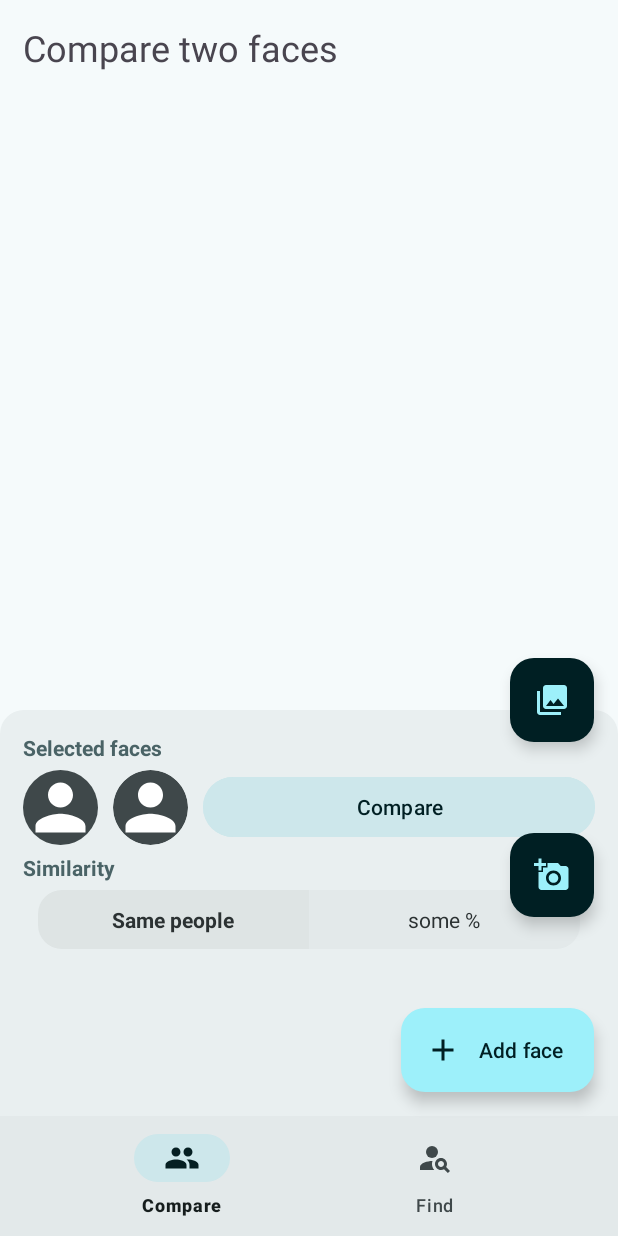
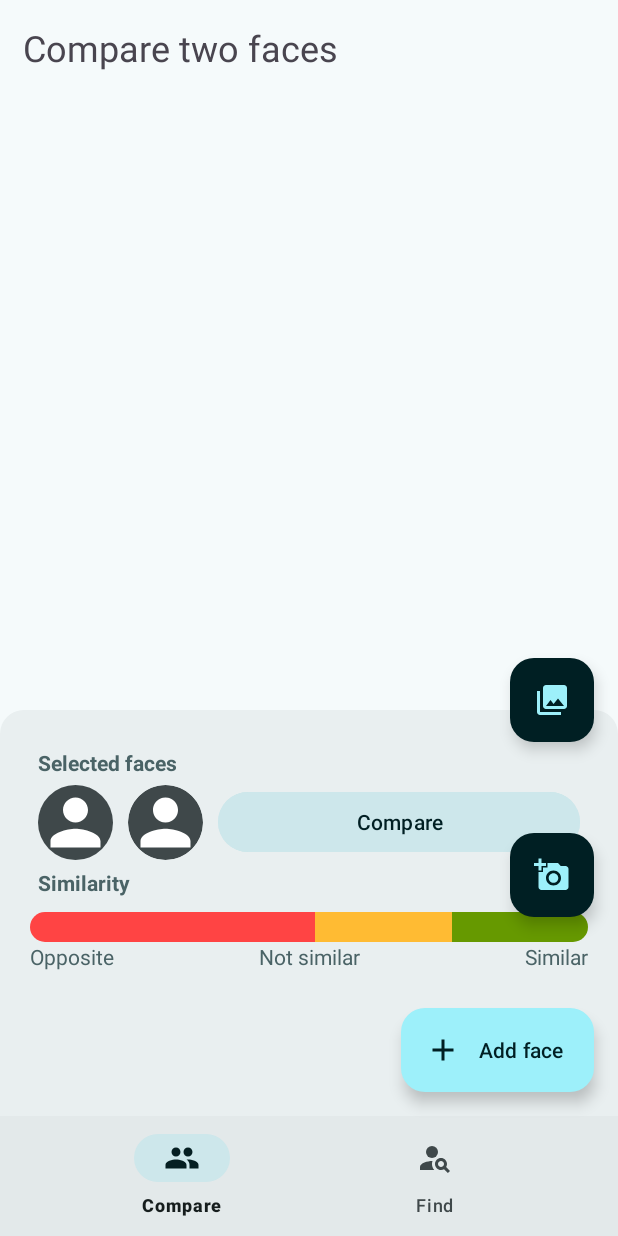
Before and after one commit to bgiraudr/FaceRec, an Android app: the screen it shows after launch (MainActivity), after a tap on "Add face", on a phone screen of 412 x 824 dp. Run offline under Robolectric (Android 15) with nearby library versions, the phone set to English and light mode, and no system bars; Roboto replaces fonts that are not available here; 1 other tap on this screen came first.

Commit message:
Use 0.52 threshold + similarity bar

```diff
--- a/app/src/main/java/com/tituya/facerec/FindResultsActivity.kt
+++ b/app/src/main/java/com/tituya/facerec/FindResultsActivity.kt
@@ -9,7 +9,6 @@ import androidx.appcompat.app.AppCompatActivity
 import androidx.recyclerview.widget.LinearLayoutManager
 import com.bumptech.glide.Glide
 import com.tituya.facerec.adapter.MatchingResultAdapter
-import com.tituya.facerec.data.model.Face
 import com.tituya.facerec.data.model.PairResults
 import com.tituya.facerec.databinding.ActivityFindResultsBinding
 
@@ -31,7 +30,7 @@ class FindResultsActivity : AppCompatActivity() {
         recyclerView.layoutManager = LinearLayoutManager(this)
         recyclerView.adapter = MatchingResultAdapter(matches.sortedBy { it.score }.reversed())
 
-        val count = matches.count { it.score > 0.5 }
+        val count = matches.count { it.score > 0.52 }
         Glide.with(this).load(bmp).into(binding.faceToFind)
         binding.faceToFindText.text = "Found $count similar out of ${matches.size} faces"
     }
--- a/app/src/main/java/com/tituya/facerec/MainActivity.kt
+++ b/app/src/main/java/com/tituya/facerec/MainActivity.kt
@@ -30,6 +30,7 @@ class MainActivity : AppCompatActivity() {
     private val sharedViewModel: SharedViewModel by viewModels()
     private lateinit var takePictureLauncher: ActivityResultLauncher<Uri>
     private var imageUri: Uri? = null
+    private var isMenuOpen = false
 
     override fun onCreate(savedInstanceState: Bundle?) {
         super.onCreate(savedInstanceState)
@@ -64,6 +65,7 @@ class MainActivity : AppCompatActivity() {
                         supportFragmentManager.beginTransaction()
                             .replace(R.id.navigationHost, MainFragment()).commit()
                         findViewById<TextView>(R.id.page_title).text = "Compare two faces"
+                        if(isMenuOpen) toggleMenu()
                     }
                     true
                 }
@@ -72,6 +74,7 @@ class MainActivity : AppCompatActivity() {
                         supportFragmentManager.beginTransaction()
                             .replace(R.id.navigationHost, FindFragment()).commit()
                         findViewById<TextView>(R.id.page_title).text = "Find the person"
+                        if(isMenuOpen) toggleMenu()
                     }
                     true
                 }
@@ -87,9 +90,10 @@ class MainActivity : AppCompatActivity() {
             }
         }
 
-        findViewById<ExtendedFloatingActionButton>(R.id.add_face_fab).setOnClickListener { showMenu() }
+        findViewById<ExtendedFloatingActionButton>(R.id.add_face_fab).setOnClickListener { toggleMenu() }
         findViewById<FloatingActionButton>(R.id.fab_import).setOnClickListener {
             pickMultipleMedia.launch(PickVisualMediaRequest(ActivityResultContracts.PickVisualMedia.ImageOnly))
+//                startActivity(Intent(this, TestActivity::class.java))
         }
         findViewById<FloatingActionButton>(R.id.fab_camera).setOnClickListener {
             if (checkSelfPermission(android.Manifest.permission.CAMERA) != android.content.pm.PackageManager.PERMISSION_GRANTED) {
@@ -105,7 +109,7 @@ class MainActivity : AppCompatActivity() {
         }
     }
 
-    private fun showMenu() {
+    private fun toggleMenu() {
         val fabCamera = findViewById<FloatingActionButton>(R.id.fab_camera)
         val fabImport = findViewById<FloatingActionButton>(R.id.fab_import)
         animateFab(fabCamera, -175f, 0f, 200)
@@ -113,13 +117,13 @@ class MainActivity : AppCompatActivity() {
     }
 
     private fun animateFab(fab: FloatingActionButton, translationY: Float, translationX: Float, duration: Long) {
-        val state = fab.visibility == View.GONE
-        fab.animate().translationY(if(state) translationY else 0f).translationX(if(state) translationX else 0f).alpha(if(state) 1f else 0f).setDuration(duration).setListener(object : Animator.AnimatorListener {
+        isMenuOpen = fab.visibility == View.GONE
+        fab.animate().translationY(if(isMenuOpen) translationY else 0f).translationX(if(isMenuOpen) translationX else 0f).alpha(if(isMenuOpen) 1f else 0f).setDuration(duration).setListener(object : Animator.AnimatorListener {
             override fun onAnimationStart(animation: Animator) {
-                if(state) fab.visibility = View.VISIBLE
+                if(isMenuOpen) fab.visibility = View.VISIBLE
             }
             override fun onAnimationEnd(animation: Animator) {
-                if(!state) fab.visibility = View.GONE
+                if(!isMenuOpen) fab.visibility = View.GONE
             }
             override fun onAnimationCancel(animation: Animator) {}
             override fun onAnimationRepeat(animation: Animator) {}
--- a/app/src/main/java/com/tituya/facerec/ui/intent/FindFragment.kt
+++ b/app/src/main/java/com/tituya/facerec/ui/intent/FindFragment.kt
@@ -8,6 +8,7 @@ import android.view.View
 import android.view.ViewGroup
 import android.widget.ImageView
 import android.widget.Toast
+import androidx.core.content.ContextCompat
 import androidx.fragment.app.Fragment
 import androidx.fragment.app.activityViewModels
 import com.bumptech.glide.Glide
@@ -15,7 +16,6 @@ import com.tituya.facerec.FindResultsActivity
 import com.tituya.facerec.ManageFacesActivity
 import com.tituya.facerec.R
 import com.tituya.facerec.adapter.SharedViewModel
-import com.tituya.facerec.data.model.Face
 import com.tituya.facerec.data.model.PairResults
 import com.tituya.facerec.data.model.Person
 import com.tituya.facerec.data.room.FaceDAO
@@ -91,18 +91,23 @@ class FindFragment : Fragment() {
                         // Calcul de la distance pour chaque visage
                         val sortedMatches = arrayListOf<PairResults>()
                         for (person in persons) {
-//                            val avgEmbd = FaceUtils.calculateAverageEmbedding(person.toModel().faces.map { it.embeddings })
+                            val avgEmbd = FaceUtils.calculateAverageEmbedding(person.toModel().faces.map { it.embeddings })
                             for (face in person.faces) {
                                 val distance = FaceUtils.cosineDistance(firstEmbedding, face.toModel().embeddings)
                                 sortedMatches.add(PairResults(face.picturePath, distance))
-                                if (distance > bestDistance) {
-                                    bestDistance = distance
-                                    bestPerson = person.toModel()
-                                }
+//                                if (distance > bestDistance) {
+//                                    bestDistance = distance
+//                                    bestPerson = person.toModel()
+//                                }
+                            }
+                            val meanDistance = FaceUtils.cosineDistance(firstEmbedding, avgEmbd)
+                            if (meanDistance > bestDistance) {
+                                bestDistance = meanDistance
+                                bestPerson = person.toModel()
                             }
                         }
 
-                        val stream: ByteArrayOutputStream = ByteArrayOutputStream()
+                        val stream = ByteArrayOutputStream()
                         first.compress(Bitmap.CompressFormat.PNG, 100, stream)
                         intentMatch = Intent(context, FindResultsActivity::class.java).apply {
                             putParcelableArrayListExtra("matches", sortedMatches)
@@ -111,13 +116,16 @@ class FindFragment : Fragment() {
 
                         // Mise à jour de l'interface utilisateur
                         withContext(Dispatchers.Main) {
-                            if (bestPerson != null && bestDistance > 0.5) {
-                                // Afficher la personne la plus proche (par exemple dans un TextView)
+                            if(bestPerson != null) {
                                 binding.personNameValue.text = String.format("%.2f%%", bestDistance * 100.0f)
                                 binding.personName.text = bestPerson.name
+                            }
+                            if (bestDistance > 0.52) {
+                                binding.personNameValue.backgroundTintList = ContextCompat.getColorStateList(requireContext(), R.color.green)
+                            } else if(bestDistance > 0){
+                                binding.personNameValue.backgroundTintList = ContextCompat.getColorStateList(requireContext(), R.color.yellow)
                             } else {
-                                binding.personNameValue.text = "No match found"
-                                binding.personName.text = ""
+                                binding.personNameValue.backgroundTintList = ContextCompat.getColorStateList(requireContext(), R.color.red)
                             }
                         }
                     }
--- a/app/src/main/java/com/tituya/facerec/ui/intent/MainFragment.kt
+++ b/app/src/main/java/com/tituya/facerec/ui/intent/MainFragment.kt
@@ -7,6 +7,7 @@ import android.view.View
 import android.view.ViewGroup
 import android.widget.ImageView
 import android.widget.Toast
+import androidx.constraintlayout.widget.ConstraintLayout
 import androidx.fragment.app.Fragment
 import androidx.fragment.app.activityViewModels
 import androidx.lifecycle.LiveData
@@ -71,8 +72,12 @@ class MainFragment : Fragment() {
                 val secondEmbedding = FaceUtils.computeEmbedding(context, snd)
                 if(firstEmbedding != null && secondEmbedding != null) {
                     val distance = FaceUtils.cosineDistance(firstEmbedding, secondEmbedding)
-                    binding.similarityValue.text = "${"%.2f".format(distance)}"
-                    binding.similarityText.text = if(distance > 0.6) "Similar" else "Not similar"
+                    binding.similarity.text = "Similarity: ${"%.2f".format(distance)}"
+                    val layoutParam = binding.similarityIndicator.layoutParams as ConstraintLayout.LayoutParams
+                    val screenWidth = resources.displayMetrics.widthPixels // Largeur de l'écran
+                    layoutParam.setMargins((((screenWidth-90)/2)+((screenWidth-90)/2)*distance).toInt(), 0, 0, 0)
+                    binding.similarityIndicator.layoutParams = layoutParam
+                    binding.similarityIndicatorImage.visibility = View.VISIBLE
                 }
             }
         }
--- a/app/src/main/java/com/tituya/facerec/utils/FaceUtils.kt
+++ b/app/src/main/java/com/tituya/facerec/utils/FaceUtils.kt
@@ -28,8 +28,8 @@ class FaceUtils {
 
             val highAccuracy = FaceDetectorOptions.Builder()
                 .setPerformanceMode(FaceDetectorOptions.PERFORMANCE_MODE_ACCURATE)
-                .setLandmarkMode(FaceDetectorOptions.LANDMARK_MODE_ALL)
-                .setClassificationMode(FaceDetectorOptions.CLASSIFICATION_MODE_ALL)
+                .setLandmarkMode(FaceDetectorOptions.LANDMARK_MODE_NONE)
+                .setClassificationMode(FaceDetectorOptions.CLASSIFICATION_MODE_NONE)
                 .build();
 
             val detector = FaceDetection.getClient(highAccuracy)
--- /dev/null
+++ b/app/src/main/res/drawable/all_corner_round.xml
@@ -0,0 +1,12 @@
+<?xml version="1.0" encoding="utf-8"?>
+<shape xmlns:android="http://schemas.android.com/apk/res/android"
+    android:shape="rectangle">
+
+    <solid android:color="#FFFFFF"/>
+
+    <corners
+        android:topLeftRadius="16dp"
+        android:topRightRadius="16dp"
+        android:bottomLeftRadius="16dp"
+        android:bottomRightRadius="16dp" />
+</shape>
--- a/app/src/main/res/layout/fragment_find.xml
+++ b/app/src/main/res/layout/fragment_find.xml
@@ -10,7 +10,7 @@
     app:layout_constraintTop_toTopOf="parent"
     android:background="@drawable/top_corner_round"
     android:backgroundTint="?attr/colorSurfaceContainer"
-    android:padding="10dp">
+    android:padding="30px">
 
     <TextView
         android:id="@+id/selected_faces"
--- a/app/src/main/res/layout/fragment_main.xml
+++ b/app/src/main/res/layout/fragment_main.xml
@@ -10,7 +10,7 @@
     app:layout_constraintTop_toTopOf="parent"
     android:background="@drawable/top_corner_round"
     android:backgroundTint="?attr/colorSurfaceContainer"
-    android:padding="10dp">
+    android:padding="30px">
 
     <TextView
         android:id="@+id/selected_faces"
@@ -88,42 +88,96 @@
         android:layout_margin="5dp"/>
 
     <LinearLayout
+        android:id="@+id/similarity_layout"
         android:layout_width="match_parent"
         android:layout_height="wrap_content"
         android:orientation="horizontal"
-        app:layout_constraintTop_toBottomOf="@+id/similarity"
+        android:layout_marginTop="10dp"
+        app:layout_constraintStart_toStartOf="parent"
+        app:layout_constraintTop_toBottomOf="@+id/similarity">
+
+        <View
+            android:layout_width="match_parent"
+            android:layout_height="20dp"
+            android:background="@drawable/left_corner_round"
+            android:backgroundTint="@android:color/holo_red_light"
+            android:layout_weight="0.65"/>
+
+        <View
+            android:layout_width="match_parent"
+            android:layout_height="20dp"
+            android:background="@android:color/holo_orange_light"
+            android:layout_weight="1"/>
+        <View
+            android:layout_width="match_parent"
+            android:layout_height="20dp"
+            android:background="@drawable/right_corner_round"
+            android:backgroundTint="@android:color/holo_green_dark"
+            android:layout_weight="1"/>
+    </LinearLayout>
+
+    <FrameLayout
+        android:id="@+id/similarity_indicator"
+        android:layout_width="match_parent"
+        android:layout_height="20dp"
+        app:layout_constraintEnd_toEndOf="@+id/similarity_layout"
+        app:layout_constraintStart_toStartOf="@+id/similarity_layout"
+        app:layout_constraintTop_toTopOf="@+id/similarity_layout">
+        <ImageView
+            android:id="@+id/similarity_indicator_image"
+            android:layout_width="30px"
+            android:visibility="invisible"
+            android:layout_height="30px"
+            android:layout_gravity="center_vertical"
+            android:src="@drawable/all_corner_round"
+            app:tint="@android:color/black" />
+    </FrameLayout>
+
+    <LinearLayout
+        android:layout_width="match_parent"
+        android:layout_height="wrap_content"
+        android:gravity="center"
+        android:orientation="vertical"
+
         app:layout_constraintEnd_toEndOf="parent"
         app:layout_constraintStart_toStartOf="parent"
-        android:layout_margin="5dp">
+        app:layout_constraintTop_toBottomOf="@+id/similarity_layout">
 
-        <TextView
-            android:id="@+id/similarity_text"
+        <!-- Indicateurs de valeur -->
+        <LinearLayout
             android:layout_width="match_parent"
             android:layout_height="wrap_content"
-            android:background="@drawable/left_corner_round"
-            android:text="Same people"
-            android:layout_marginStart="10dp"
-            android:textStyle="bold"
-            android:padding="10dp"
-            android:backgroundTint="?attr/colorSurfaceContainerHighest"
-            android:textColor="?attr/colorSurfaceInverse"
-            android:textAlignment="center"
-            android:layout_weight="1"/>
+            android:orientation="horizontal">
 
-        <TextView
-            android:id="@+id/similarity_value"
-            android:layout_width="match_parent"
-            android:layout_height="wrap_content"
-            android:background="@drawable/right_corner_round"
-            android:backgroundTint="?attr/colorSurfaceContainerHigh"
-            android:text="some %"
-            android:layout_marginEnd="10dp"
-            android:textAlignment="center"
+            <TextView
+                android:layout_width="0dp"
+                android:layout_height="wrap_content"
+                android:layout_weight="1"
+                android:text="Opposite"
+                android:textAlignment="textStart"
+                android:textColor="?attr/colorSecondary"
+                android:textSize="14sp" />
 
-            android:textColor="?attr/colorSurfaceInverse"
-            android:padding="10dp"
-            android:layout_weight="1"/>
+            <TextView
+                android:layout_width="0dp"
+                android:layout_height="wrap_content"
+                android:layout_weight="1"
+                android:textColor="?attr/colorSecondary"
+                android:text="Not similar"
+                android:textAlignment="center"
+                android:textSize="14sp" />
+
+            <TextView
+                android:layout_width="0dp"
+                android:layout_height="wrap_content"
+                android:layout_weight="1"
+                android:text="Similar"
+                android:textColor="?attr/colorSecondary"
+                android:textAlignment="textEnd"
+                android:textSize="14sp" />
+        </LinearLayout>
 
     </LinearLayout>
 
+
 </androidx.constraintlayout.widget.ConstraintLayout>
--- a/app/src/main/res/values-night/colors.xml
+++ b/app/src/main/res/values-night/colors.xml
@@ -140,4 +140,8 @@
     <color name="md_theme_surfaceContainer_highContrast">#1A2121</color>
     <color name="md_theme_surfaceContainerHigh_highContrast">#252B2C</color>
     <color name="md_theme_surfaceContainerHighest_highContrast">#303637</color>
+
+    <color name="green">#669900</color>
+    <color name="yellow">#FFBB33</color>
+    <color name="red">#FF4444</color>
 </resources>
--- a/app/src/main/res/values/colors.xml
+++ b/app/src/main/res/values/colors.xml
@@ -140,4 +140,8 @@
     <color name="md_theme_surfaceContainer_highContrast">#E9EFF0</color>
     <color name="md_theme_surfaceContainerHigh_highContrast">#E3E9EA</color>
     <color name="md_theme_surfaceContainerHighest_highContrast">#DEE4E4</color>
+
+    <color name="green">#669900</color>
+    <color name="yellow">#FFBB33</color>
+    <color name="red">#FF4444</color>
 </resources>
--- a/app/src/main/res/values/strings.xml
+++ b/app/src/main/res/values/strings.xml
@@ -1,6 +1,4 @@
 <resources>
     <string name="app_name">FaceRec</string>
     <string name="title_activity_main">MainActivity</string>
-    <!-- TODO: Remove or change this placeholder text -->
-    <string name="hello_blank_fragment">Hello blank fragment</string>
 </resources>
```
